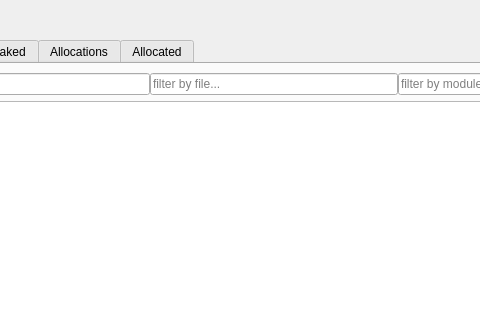
First picture: the form in gui/mainwindow.ui, repository KDE/heaptrack, before the edit; both pictures show x 126 to 606 and y 0 to 320 of the 800 by 600 pixel window.
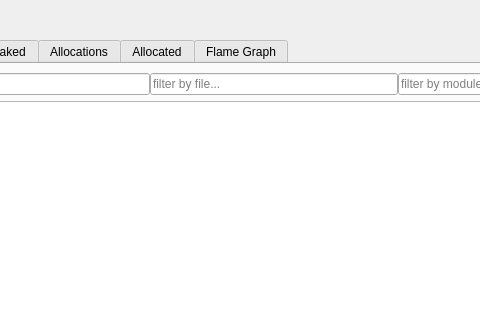
Second picture: the form after the edit. The open tabs and pages were chosen to show the change. Custom widgets are drawn as their Qt base class.

Commit message:
Add initial take on a FlameGraph based on QGraphicsView.
Many issues still, mostly due to bad scaling, i.e. we'd want
constant text size (elided if parent item is too small), and constant
item height based on text height.

Diff of the .ui file:
```diff
--- a/gui/mainwindow.ui
+++ b/gui/mainwindow.ui
@@ -181,6 +181,11 @@
             <string>Allocated</string>
            </attribute>
           </widget>
+          <widget class="FlameGraph" name="flameGraphTab">
+           <attribute name="title">
+            <string>Flame Graph</string>
+           </attribute>
+          </widget>
          </widget>
         </item>
        </layout>
@@ -197,6 +202,12 @@
    <header>chartwidget.h</header>
    <container>1</container>
   </customwidget>
+  <customwidget>
+   <class>FlameGraph</class>
+   <extends>QWidget</extends>
+   <header>flamegraph.h</header>
+   <container>1</container>
+  </customwidget>
  </customwidgets>
  <resources/>
  <connections/>
```
Left out of the diff: 6 changed lines with no effect on the pictures. The commit also changes 5 other files.
